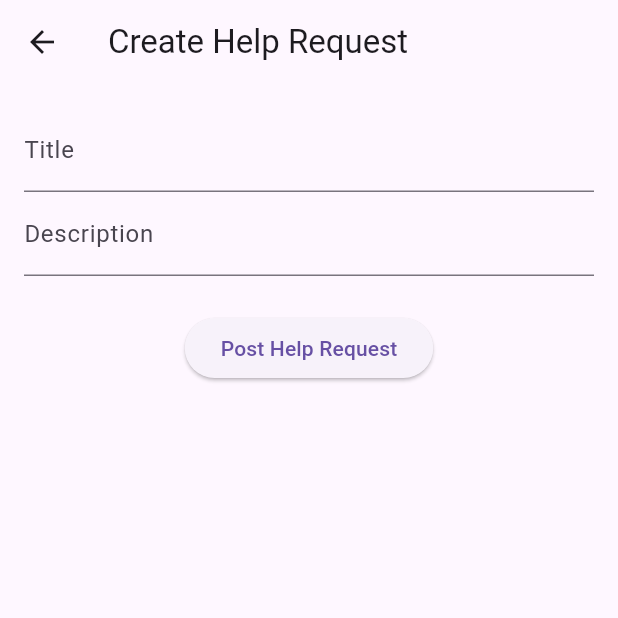
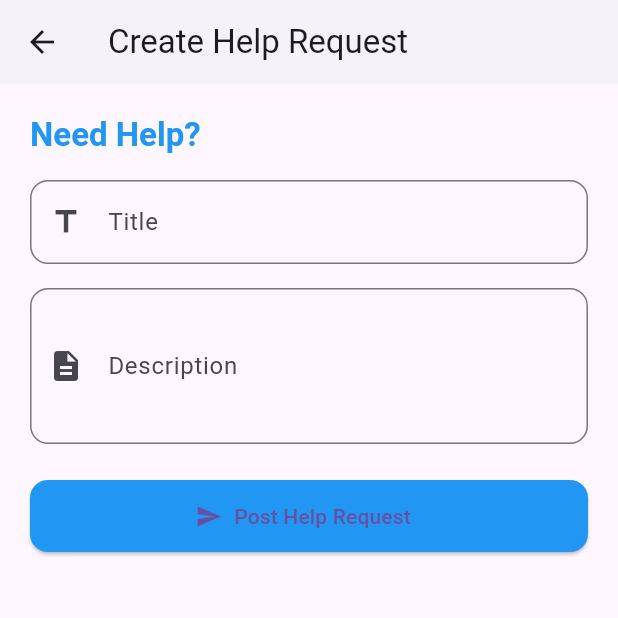
Before and after one commit to GantangSatria/help_on_maps, a Flutter app: the CreateHelpRequestPage screen opened by its route, after a tap on "Post Help Request", on a phone screen of 412 x 824 dp, the top half of it. Run offline on Flutter 3.47's test engine with Material 3 defaults, Android fonts, the phone set to English and light mode, and no system bars; our stand-ins replace cloud_firestore, firebase_auth, firebase_core, flutter_dotenv, flutter_map, get and 3 more; missing offline and left inert: onboarding; accounts and stored records are empty.

Commit message:
feat: create help style

```diff
--- a/lib/modules/help_request/views/create_help_request_page.dart
+++ b/lib/modules/help_request/views/create_help_request_page.dart
@@ -12,31 +12,74 @@ class CreateHelpRequestPage extends StatelessWidget {
   @override
   Widget build(BuildContext context) {
     return Scaffold(
-      appBar: AppBar(title: Text('Create Help Request')),
-      body: Padding(
-        padding: const EdgeInsets.all(16.0),
+      appBar: AppBar(
+        title: Text('Create Help Request'),
+        backgroundColor: Colors.white,
+        elevation: 2,
+      ),
+      body: SingleChildScrollView(
+        padding: const EdgeInsets.all(20.0),
         child: Column(
+          crossAxisAlignment: CrossAxisAlignment.start,
           children: [
+            Text(
+              'Need Help?',
+              style: Theme.of(context).textTheme.titleLarge?.copyWith(
+                    fontWeight: FontWeight.bold,
+                    color: Colors.blue,
+                  ),
+            ),
+            SizedBox(height: 16),
             TextField(
               controller: _titleController,
-              decoration: InputDecoration(labelText: 'Title'),
+              decoration: InputDecoration(
+                labelText: 'Title',
+                hintText: 'Briefly describe your issue',
+                prefixIcon: Icon(Icons.title),
+                border: OutlineInputBorder(
+                  borderRadius: BorderRadius.circular(12),
+                ),
+              ),
+              textInputAction: TextInputAction.next,
             ),
+            SizedBox(height: 16),
             TextField(
               controller: _descriptionController,
-              decoration: InputDecoration(labelText: 'Description'),
+              decoration: InputDecoration(
+                labelText: 'Description',
+                hintText: 'Provide more details...',
+                prefixIcon: Icon(Icons.description),
+                border: OutlineInputBorder(
+                  borderRadius: BorderRadius.circular(12),
+                ),
+              ),
+              keyboardType: TextInputType.multiline,
+              maxLines: 5,
+              minLines: 3,
             ),
             SizedBox(height: 24),
             Obx(() => controller.isLoading.value
-                ? CircularProgressIndicator()
-                : ElevatedButton(
-                    onPressed: () async {
-                      await controller.createHelpRequest(
-                        title: _titleController.text,
-                        description: _descriptionController.text,
-                      );
-                      Get.back();
-                    },
-                    child: Text('Post Help Request'),
+                ? Center(child: CircularProgressIndicator())
+                : SizedBox(
+                    width: double.infinity,
+                    height: 48,
+                    child: ElevatedButton.icon(
+                      onPressed: () async {
+                        await controller.createHelpRequest(
+                          title: _titleController.text.trim(),
+                          description: _descriptionController.text.trim(),
+                        );
+                        Get.back();
+                      },
+                      icon: Icon(Icons.send),
+                      label: Text('Post Help Request'),
+                      style: ElevatedButton.styleFrom(
+                        backgroundColor: Colors.blue,
+                        shape: RoundedRectangleBorder(
+                          borderRadius: BorderRadius.circular(12),
+                        ),
+                      ),
+                    ),
                   )),
           ],
         ),
```
Also changed, not shown: lib/modules/help_request/views/help_request_page.dart (+0 -26 lines).
